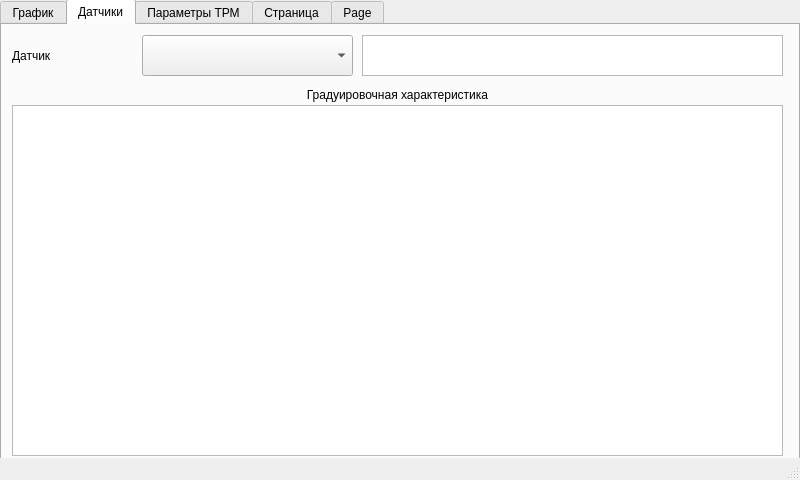
Above: src/dissertation_gui/main_window.ui from Marik28/dissertation before the change. Below: the same form after it.
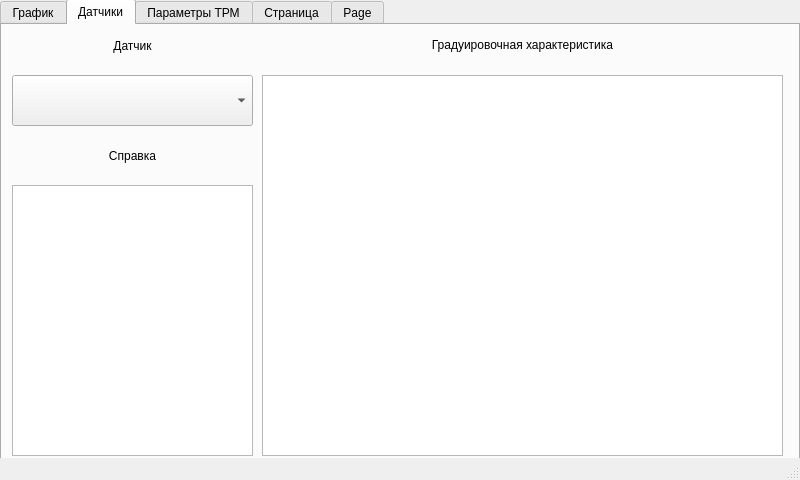
That is the form after the change. The open tabs and pages were chosen to show the change. Custom widgets are drawn as their Qt base class.

```diff
--- a/src/dissertation_gui/main_window.ui
+++ b/src/dissertation_gui/main_window.ui
@@ -147,10 +147,10 @@
      <widget class="SensorsComboBox" name="sensors_combo_box">
       <property name="geometry">
        <rect>
-        <x>140</x>
-        <y>10</y>
-        <width>211</width>
-        <height>41</height>
+        <x>10</x>
+        <y>50</y>
+        <width>241</width>
+        <height>51</height>
        </rect>
       </property>
      </widget>
@@ -158,32 +158,25 @@
       <property name="geometry">
        <rect>
         <x>10</x>
-        <y>10</y>
-        <width>121</width>
+        <y>0</y>
+        <width>241</width>
         <height>41</height>
        </rect>
       </property>
       <property name="text">
        <string>Датчик</string>
       </property>
-     </widget>
-     <widget class="QTextBrowser" name="sensor_info_text_browser">
-      <property name="geometry">
-       <rect>
-        <x>360</x>
-        <y>10</y>
-        <width>421</width>
-        <height>41</height>
-       </rect>
+      <property name="alignment">
+       <set>Qt::AlignCenter</set>
       </property>
      </widget>
      <widget class="CharacteristicsTableWidget" name="sensor_characteristics_table">
       <property name="geometry">
        <rect>
-        <x>10</x>
-        <y>80</y>
-        <width>771</width>
-        <height>351</height>
+        <x>260</x>
+        <y>50</y>
+        <width>521</width>
+        <height>381</height>
        </rect>
       </property>
       <property name="sizeAdjustPolicy">
@@ -196,10 +189,10 @@
      <widget class="QLabel" name="label_2">
       <property name="geometry">
        <rect>
-        <x>0</x>
-        <y>60</y>
-        <width>791</width>
-        <height>20</height>
+        <x>260</x>
+        <y>-1</y>
+        <width>521</width>
+        <height>41</height>
        </rect>
       </property>
       <property name="text">
@@ -209,6 +202,41 @@
        <set>Qt::AlignCenter</set>
       </property>
      </widget>
+     <widget class="SensorInfoTable" name="sensor_info_table">
+      <property name="geometry">
+       <rect>
+        <x>10</x>
+        <y>160</y>
+        <width>241</width>
+        <height>271</height>
+       </rect>
+      </property>
+      <property name="editTriggers">
+       <set>QAbstractItemView::NoEditTriggers</set>
+      </property>
+      <property name="wordWrap">
+       <bool>true</bool>
+      </property>
+      <attribute name="horizontalHeaderVisible">
+       <bool>false</bool>
+      </attribute>
+     </widget>
+     <widget class="QLabel" name="label_5">
+      <property name="geometry">
+       <rect>
+        <x>10</x>
+        <y>110</y>
+        <width>241</width>
+        <height>41</height>
+       </rect>
+      </property>
+      <property name="text">
+       <string>Справка</string>
+      </property>
+      <property name="alignment">
+       <set>Qt::AlignCenter</set>
+      </property>
+     </widget>
     </widget>
     <widget class="QWidget" name="tab">
      <attribute name="title">
@@ -272,6 +300,11 @@
    <header>dissertation_gui.widgets.pdf_viewer</header>
    <container>1</container>
   </customwidget>
+  <customwidget>
+   <class>SensorInfoTable</class>
+   <extends>QTableWidget</extends>
+   <header>dissertation_gui.widgets.tables.h</header>
+  </customwidget>
  </customwidgets>
  <resources/>
  <connections/>
```
Left out of the diff: 12 changed lines with no effect on the pictures.
